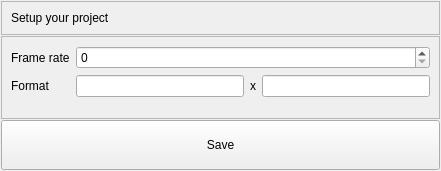
Qt form App/ui_files/workflow.ui (Wizard-collab/Wizard) before a commit.
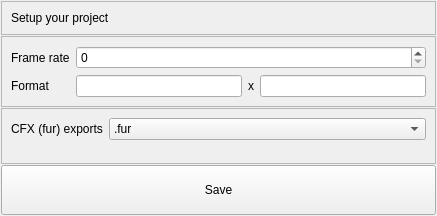
The same form after that commit.

Commit message: Yeti export as abc is possible - Modified ext_dic structure ( now in project prefs )

```diff
--- a/App/ui_files/workflow.ui
+++ b/App/ui_files/workflow.ui
@@ -6,8 +6,8 @@
    <rect>
     <x>0</x>
     <y>0</y>
-    <width>441</width>
-    <height>171</height>
+    <width>437</width>
+    <height>216</height>
    </rect>
   </property>
   <property name="windowTitle">
@@ -106,6 +106,39 @@
      </layout>
     </widget>
    </item>
+   <item>
+    <widget class="QFrame" name="frame_2">
+     <property name="frameShape">
+      <enum>QFrame::StyledPanel</enum>
+     </property>
+     <property name="frameShadow">
+      <enum>QFrame::Raised</enum>
+     </property>
+     <layout class="QFormLayout" name="formLayout">
+      <item row="0" column="0">
+       <widget class="QLabel" name="label_2">
+        <property name="text">
+         <string>CFX (fur) exports</string>
+        </property>
+       </widget>
+      </item>
+      <item row="0" column="1">
+       <widget class="QComboBox" name="cfx_ext_comboBox">
+        <item>
+         <property name="text">
+          <string>.fur</string>
+         </property>
+        </item>
+        <item>
+         <property name="text">
+          <string>.abc</string>
+         </property>
+        </item>
+       </widget>
+      </item>
+     </layout>
+    </widget>
+   </item>
    <item>
     <widget class="QPushButton" name="save_workflow_pushButton">
      <property name="minimumSize">
```
The commit also changes 19 other files.
